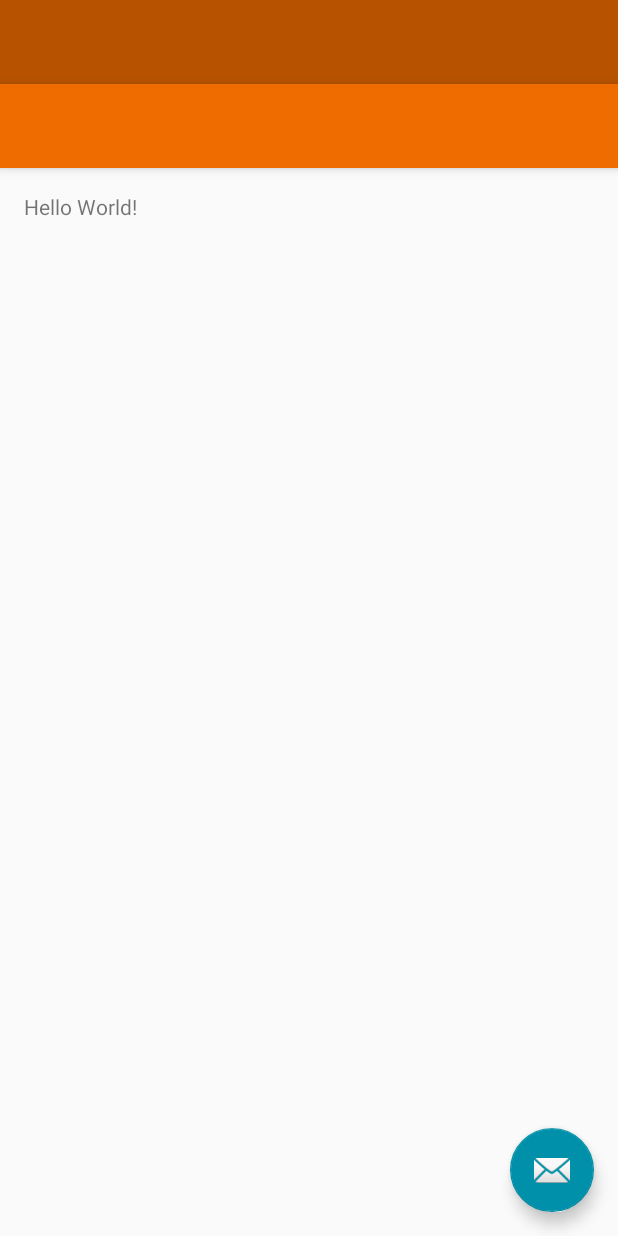
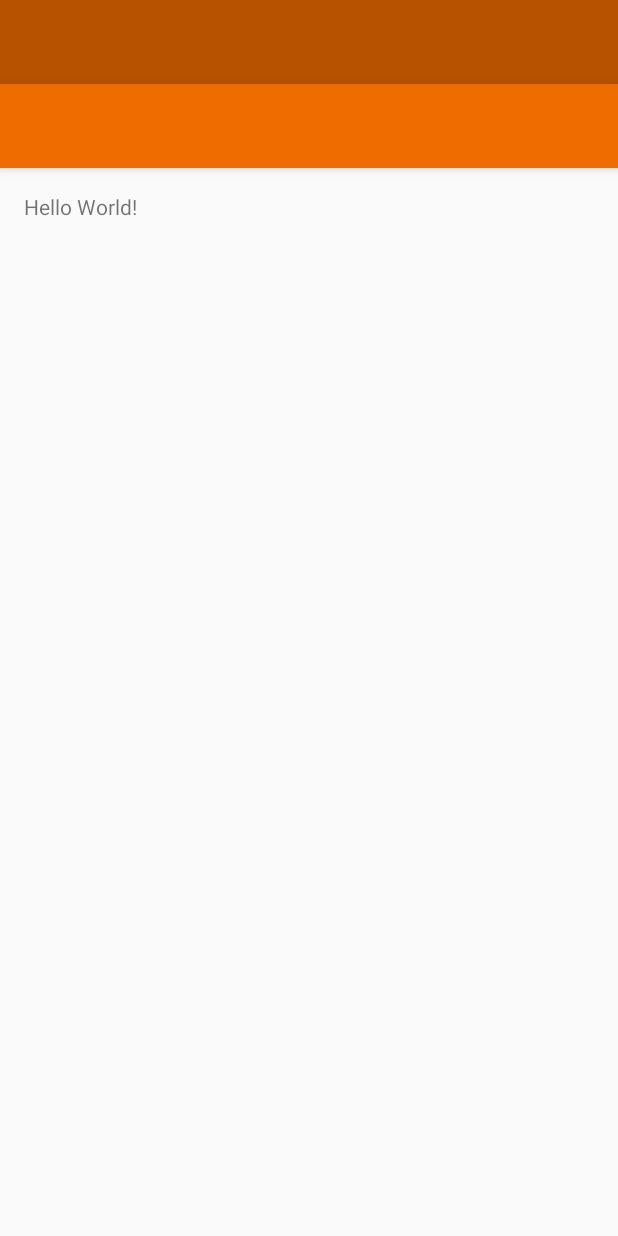
Before and after one commit to championswimmer/Campture_Android, an Android app: the layout activity_main.xml on its own in the app's theme, with its tools: preview values and no code run, on a phone screen of 412 x 824 dp. Run offline under Robolectric (Android 15) with nearby library versions, the phone set to English and light mode, and no system bars.

Commit message:
misc updates

```diff
--- a/app/src/main/res/layout/app_bar_main.xml
+++ b/app/src/main/res/layout/app_bar_main.xml
@@ -17,9 +17,4 @@
 
     <include layout="@layout/content_main" />
 
-    <android.support.design.widget.FloatingActionButton android:id="@+id/fab"
-        android:layout_width="wrap_content" android:layout_height="wrap_content"
-        android:layout_gravity="bottom|end" android:layout_margin="@dimen/fab_margin"
-        android:src="@android:drawable/ic_dialog_email" />
-
 </android.support.design.widget.CoordinatorLayout>
--- a/app/src/main/res/menu/activity_main_drawer.xml
+++ b/app/src/main/res/menu/activity_main_drawer.xml
@@ -1,9 +1,10 @@
 <?xml version="1.0" encoding="utf-8"?>
-<menu
-    xmlns:android="http://schemas.android.com/apk/res/android"
+<menu xmlns:android="http://schemas.android.com/apk/res/android"
     xmlns:app="http://schemas.android.com/apk/res-auto">
 
-    <group android:checkableBehavior="single">
+    <group
+        android:id="@+id/menu_group_trips"
+        android:checkableBehavior="single">
         <item
             android:id="@+id/nav_discover"
             android:icon="@drawable/ic_explore_grey_600_18dp"
@@ -18,22 +19,26 @@
             android:title="Favourites" />
     </group>
 
-    <group>
+    <group
+        android:id="@id/menu_group_trips"
+        android:checkableBehavior="single">
         <item
             android:id="@+id/nav_blog"
             android:icon="@drawable/ic_my_library_books_grey_600_18dp"
             android:title="Blog" />
     </group>
 
-    <item>
+    <item android:title="Settings">
+        <menu>
             <item
                 android:id="@+id/nav_settings"
                 android:icon="@android:drawable/ic_menu_preferences"
-                android:title="Settings" />
+                android:title="Preferences" />
             <item
                 android:id="@+id/nav_contact_us"
                 android:icon="@android:drawable/ic_menu_call"
                 android:title="Contact Us" />
+        </menu>
     </item>
 
 </menu>
--- a/app/src/main/res/values/dimens.xml
+++ b/app/src/main/res/values/dimens.xml
@@ -1,7 +1,7 @@
 <resources>
     <!-- Default screen margins, per the Android Design guidelines. -->
     <dimen name="nav_header_vertical_spacing">16dp</dimen>
-    <dimen name="nav_header_height">160dp</dimen>
+    <dimen name="nav_header_height">200dp</dimen>
     <!-- Default screen margins, per the Android Design guidelines. -->
     <dimen name="activity_horizontal_margin">16dp</dimen>
     <dimen name="activity_vertical_margin">16dp</dimen>
```
Also changed, not shown: app/src/main/AndroidManifest.xml (+5 -2 lines), app/src/main/java/com/campture/android/MainActivity.java (+21 -8 lines), app/src/main/res/layout/nav_header_main.xml (+12 -7 lines), app/src/main/ic_launcher-web.png (added), app/src/main/res/mipmap-hdpi/ic_launcher.png, app/src/main/res/mipmap-mdpi/ic_launcher.png, app/src/main/res/mipmap-xhdpi/ic_launcher.png, app/src/main/res/mipmap-xxhdpi/ic_launcher.png, app/src/main/res/mipmap-xxxhdpi/ic_launcher.png.
